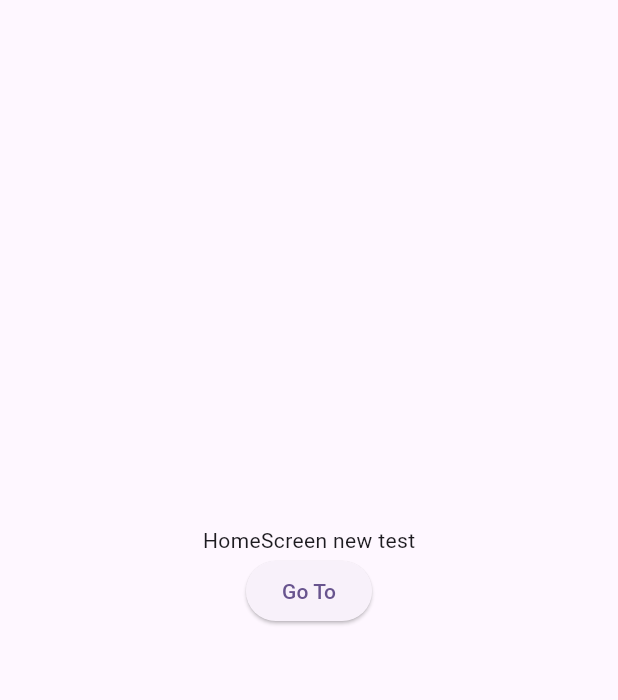
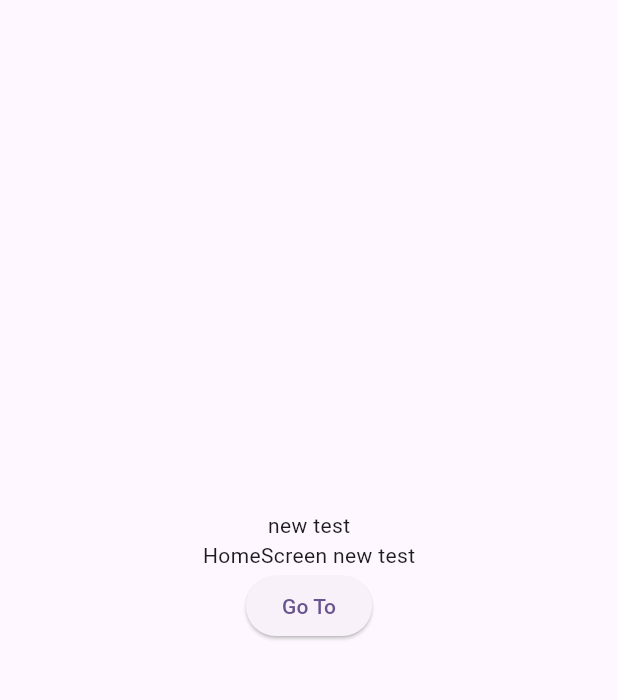
Before and after one commit to AleksandrDeveloper/pet_dog, a Flutter app: the screen it shows after launch, on a phone screen of 412 x 824 dp, the part 84-784 px from its top. Run offline on Flutter 3.47's test engine with Material 2 defaults, Android fonts, the phone set to English and light mode, and no system bars; our stand-ins replace bloc, flutter_bloc, freezed_annotation, get_it, go_router, injectable.

Commit message:
new test reset 4

```diff
--- a/lib/screens/home_screen/home_screen.dart
+++ b/lib/screens/home_screen/home_screen.dart
@@ -20,6 +20,9 @@ class _HomeScreenState extends State<HomeScreen> {
       body: Column(
         mainAxisAlignment: MainAxisAlignment.center,
         children: [
+          const Center(
+            child: Text('new test'),
+          ),
          const Center(
             child: Text('HomeScreen new test'),
           ),
```
